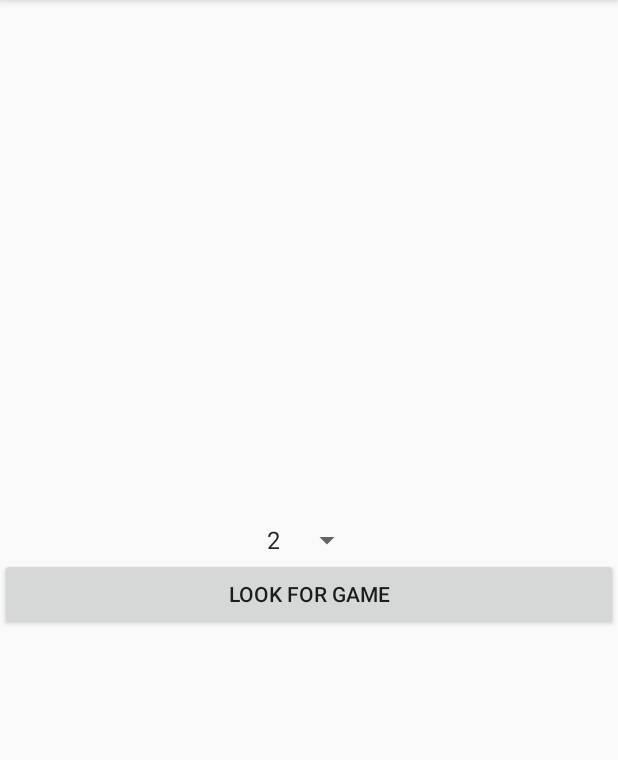
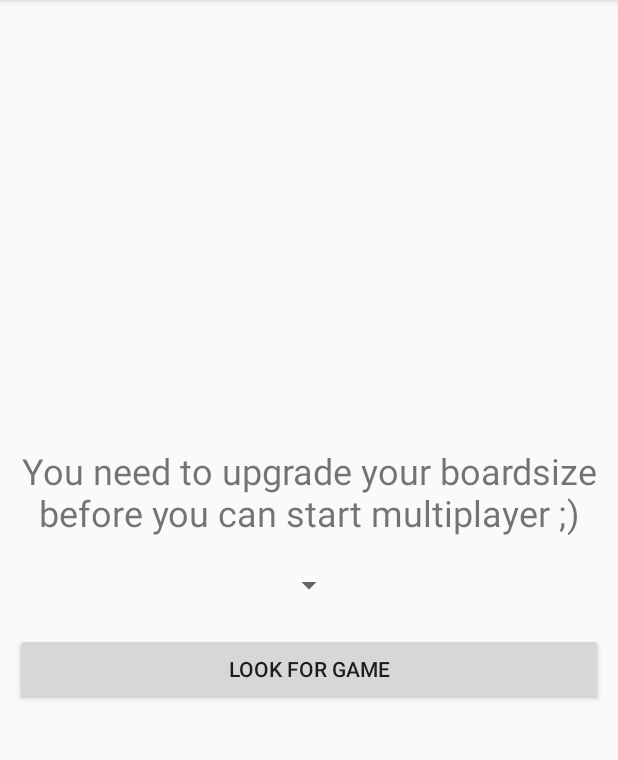
Before and after one commit to Clint-Portfolio/TicTacToeClicker, an Android app: the MultiplayerStartGameActivity screen opened directly, with no data from a screen before it, on a phone screen of 412 x 824 dp, the part 84-844 px from its top. Run offline under Robolectric (Android 15) with nearby library versions, the phone set to English and light mode, and no system bars.

Commit message:
aesthetic adjustments with margins

```diff
--- a/app/src/main/java/com/example/clintnieuwendijk/tictactoeclicker/MultiplayerStartGameActivity.java
+++ b/app/src/main/java/com/example/clintnieuwendijk/tictactoeclicker/MultiplayerStartGameActivity.java
@@ -15,10 +15,12 @@ import android.util.Log;
 import android.view.View;
 import android.widget.ArrayAdapter;
 import android.widget.Spinner;
+import android.widget.TextView;
 import android.widget.Toast;
 
 import org.json.JSONException;
 import org.json.JSONObject;
+import org.w3c.dom.Text;
 
 import java.util.ArrayList;
 import java.util.concurrent.TimeUnit;
@@ -35,10 +37,19 @@ public class MultiplayerStartGameActivity extends AppCompatActivity implements G
     protected void onCreate(Bundle savedInstanceState) {
         super.onCreate(savedInstanceState);
         setContentView(R.layout.activity_multiplayer_start_game);
+
         spinner = findViewById(R.id.gridSizeSpinner);
         ArrayList<Integer> items = new ArrayList<>();
-        for (int i = 2; i < getIntent().getIntExtra("maxSize", 3); i++) {
-            items.add(i);
+        int maxSize = getIntent().getIntExtra("maxSize", 2);
+        TextView tv = findViewById(R.id.multiplayerStartText);
+        if (maxSize < 3) {
+            tv.setText("You need to upgrade your boardsize before you can start multiplayer ;)");
+        }
+        else {
+            tv.setText("Choose your preferred board size!");
+            for (int i = 2; i <= maxSize; i++) {
+                items.add(i);
+            }
         }
         ArrayAdapter spinnerList = new ArrayAdapter<>(this, android.R.layout.simple_spinner_item, items);
         spinner.setAdapter(spinnerList);
--- a/app/src/main/res/layout/activity_multiplayer_game.xml
+++ b/app/src/main/res/layout/activity_multiplayer_game.xml
@@ -12,6 +12,7 @@
         android:id="@+id/gameGrid"
         android:layout_width="wrap_content"
         android:layout_height="wrap_content"
+        android:layout_margin="10dp"
         android:clickable="true"
         android:columnCount="3"
         android:orientation="horizontal">
--- a/app/src/main/res/layout/activity_multiplayer_start_game.xml
+++ b/app/src/main/res/layout/activity_multiplayer_start_game.xml
@@ -8,16 +8,28 @@
     android:orientation="vertical"
     tools:context=".MultiplayerStartGameActivity">
 
+    <TextView
+        android:id="@+id/multiplayerStartText"
+        android:layout_width="match_parent"
+        android:layout_height="wrap_content"
+        android:layout_margin="10dp"
+        android:text="TextView"
+        android:textAlignment="center"
+        android:textSize="24sp" />
+
     <Spinner
         android:id="@+id/gridSizeSpinner"
         android:layout_width="wrap_content"
         android:layout_height="wrap_content"
+        android:layout_margin="10dp"
         android:textAlignment="center" />
 
     <Button
         android:id="@+id/lookForGameButton"
         android:layout_width="match_parent"
         android:layout_height="wrap_content"
+        android:layout_margin="10dp"
         android:onClick="onRequestGameClick"
         android:text="Look for game" />
+
 </LinearLayout>
--- a/app/src/main/res/layout/activity_options.xml
+++ b/app/src/main/res/layout/activity_options.xml
@@ -4,13 +4,17 @@
     xmlns:tools="http://schemas.android.com/tools"
     android:layout_width="match_parent"
     android:layout_height="match_parent"
+    android:gravity="center"
     tools:context=".OptionsActivity">
 
     <Button
         android:id="@+id/resetAll"
-        android:layout_width="0dp"
+        android:layout_width="wrap_content"
         android:layout_height="wrap_content"
+        android:layout_marginLeft="20dp"
+        android:layout_marginRight="20dp"
         android:layout_weight="1"
+        android:gravity="center"
         android:onClick="resetProgressClick"
         android:text="Reset all progress" />
 </LinearLayout>
--- a/app/src/main/res/layout/activity_upgrade.xml
+++ b/app/src/main/res/layout/activity_upgrade.xml
@@ -10,5 +10,6 @@
     <ListView
         android:id="@+id/upgradeListView"
         android:layout_width="match_parent"
-        android:layout_height="match_parent" />
+        android:layout_height="match_parent"
+        android:layout_margin="15dp" />
 </LinearLayout>
--- a/app/src/main/res/layout/activity_upgrade_entry.xml
+++ b/app/src/main/res/layout/activity_upgrade_entry.xml
@@ -25,7 +25,6 @@
             android:id="@+id/upgradeDescription"
             android:layout_width="wrap_content"
             android:layout_height="wrap_content"
-            android:paddingStart="10dp"
             android:text="TextView"
             app:layout_column="0"
             app:layout_columnSpan="1"
@@ -35,7 +34,6 @@
             android:id="@+id/upgradeCostText"
             android:layout_width="wrap_content"
             android:layout_height="wrap_content"
-            android:paddingEnd="10dp"
             android:text="TextView"
             android:textSize="24sp"
             app:layout_column="0"
```
Also changed, not shown: app/src/main/res/layout/activity_main.xml (+15 -0 lines), app/src/main/res/layout/activity_single_player.xml (+15 -0 lines).
